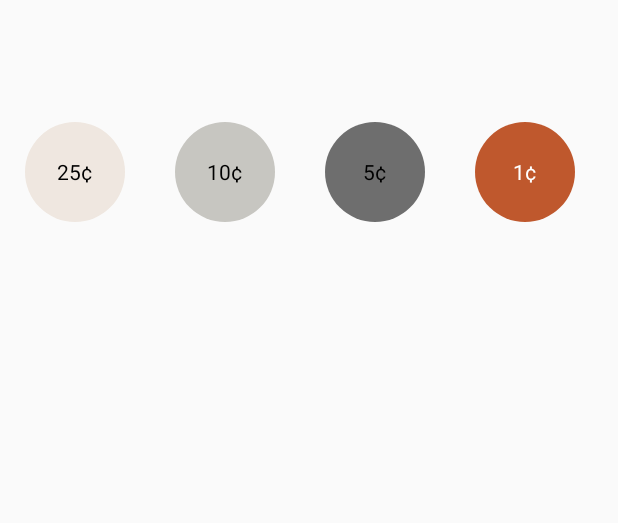
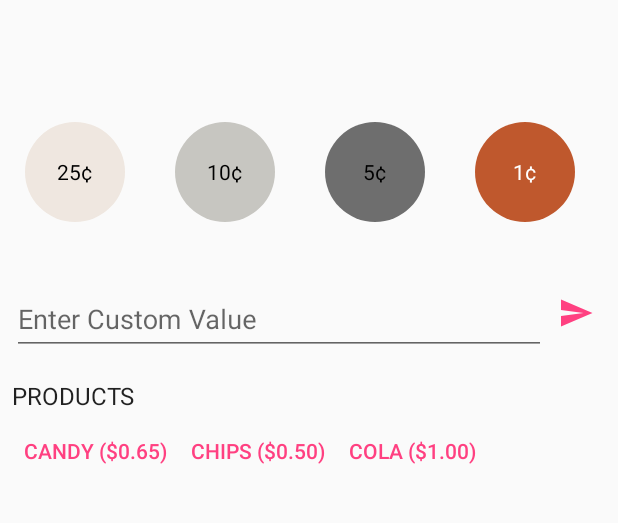
Before and after one commit to AaronRietschlin/VendingMachine-Kata, an Android app: the screen it shows after launch (MainActivity), on a phone screen of 412 x 824 dp, the part 84-607 px from its top. Run offline under Robolectric (Android 15) with nearby library versions, the phone set to English and light mode, and no system bars; our stand-ins replace ButterKnife.

Commit message:
All UI components in place.

```diff
--- a/app/build.gradle
+++ b/app/build.gradle
@@ -35,7 +35,8 @@ dependencies {
 
     compile project(':model')
 
-    compile 'com.android.support:appcompat-v7:25.3.1'
+    compile "com.android.support:appcompat-v7:$supportLibrary"
+    compile "com.android.support:design:$supportLibrary"
     compile 'com.android.support.constraint:constraint-layout:1.0.2'
 
     // 3rd party
@@ -45,7 +46,7 @@ dependencies {
     androidTestCompile('com.android.support.test.espresso:espresso-core:2.2.2', {
         exclude group: 'com.android.support', module: 'support-annotations'
     })
-    androidTestCompile 'com.android.support:support-annotations:25.3.1'
+    androidTestCompile "com.android.support:support-annotations:$supportLibrary"
     androidTestCompile 'com.android.support.test:runner:0.5'
     androidTestCompile 'org.mockito:mockito-core:2.8.9'
 
--- a/app/src/main/java/com/ariets/kata/ui/MainActivity.java
+++ b/app/src/main/java/com/ariets/kata/ui/MainActivity.java
@@ -1,13 +1,16 @@
 package com.ariets.kata.ui;
 
+import android.support.design.widget.Snackbar;
 import android.support.v7.app.AppCompatActivity;
 import android.os.Bundle;
 import android.support.v7.widget.Toolbar;
 import android.util.Log;
 import android.view.View;
+import android.widget.Toast;
 
 import com.ariets.kata.R;
 import com.ariets.kata.ui.widget.CoinView;
+import com.ariets.kata.ui.widget.ProductTextView;
 
 import butterknife.BindView;
 import butterknife.ButterKnife;
@@ -33,7 +36,20 @@ public class MainActivity extends AppCompatActivity {
             R.id.coin_view_nickel,
             R.id.coin_view_penny
     })
-    public void onClick(CoinView view) {
+    public void onCoinClicked(CoinView view) {
+        Snackbar.make(toolbar, "Coin selected: " + view.getCoin(), Snackbar.LENGTH_LONG).show();
+    }
+
+    @OnClick({
+            R.id.vending_product_candy,
+            R.id.vending_product_chips,
+            R.id.vending_product_cola,
+    })
+    public void onProductClicked(ProductTextView view) {
+        Snackbar.make(toolbar, "Product selected: " + view.getProduct(), Snackbar.LENGTH_LONG).show();
+    }
+
+    @OnClick(R.id.vending_btn_custom_value) public void onCustomValueButtonClicked() {
 
     }
 }
--- a/app/src/main/java/com/ariets/kata/ui/widget/CoinView.java
+++ b/app/src/main/java/com/ariets/kata/ui/widget/CoinView.java
@@ -73,9 +73,7 @@ public class CoinView extends FrameLayout {
         TypedArray typedArray = theme.obtainStyledAttributes(attrs, R.styleable.CoinView, 0, 0);
         try {
             int coinType = typedArray.getInteger(R.styleable.CoinView_coinType, 0);
-            if (coinType > 0) {
-                setCoinType(coinType);
-            }
+            setCoinType(coinType);
             setupView();
 
             TypedValue outValue = new TypedValue();
--- /dev/null
+++ b/app/src/main/java/com/ariets/kata/ui/widget/ProductTextView.java
@@ -0,0 +1,72 @@
+package com.ariets.kata.ui.widget;
+
+import android.content.Context;
+import android.content.res.TypedArray;
+import android.support.annotation.NonNull;
+import android.support.annotation.Nullable;
+import android.support.v7.widget.AppCompatTextView;
+import android.util.AttributeSet;
+
+import com.ariets.kata.R;
+import com.ariets.kata.model.Product;
+
+import static com.ariets.kata.model.Product.CANDY;
+import static com.ariets.kata.model.Product.CHIPS;
+import static com.ariets.kata.model.Product.COLA;
+
+public class ProductTextView extends AppCompatTextView {
+
+    private static final int PRODUCT_CANDY = 1;
+    private static final int PRODUCT_CHIPS = 2;
+    private static final int PRODUCT_COLA = 3;
+
+    @Nullable
+    private Product product;
+
+    public ProductTextView(Context context) {
+        this(context, null);
+    }
+
+    public ProductTextView(Context context, @Nullable AttributeSet attrs) {
+        this(context, attrs, 0);
+    }
+
+    public ProductTextView(Context context, @Nullable AttributeSet attrs, int defStyleAttr) {
+        super(context, attrs, defStyleAttr);
+        init(context, attrs);
+    }
+
+    private void init(@NonNull Context context, @Nullable AttributeSet attrs) {
+        if (attrs != null) {
+            TypedArray typedArray = context.getTheme()
+                    .obtainStyledAttributes(attrs, R.styleable.ProductTextView, 0, 0);
+            try {
+                setProductType(context, typedArray.getInteger(R.styleable.ProductTextView_productType, 0));
+            } finally {
+                typedArray.recycle();
+            }
+        }
+    }
+
+    private void setProductType(Context context, int productType) {
+        switch (productType) {
+            case PRODUCT_CANDY:
+                product = CANDY;
+                break;
+            case PRODUCT_CHIPS:
+                product = CHIPS;
+                break;
+            case PRODUCT_COLA:
+                product = COLA;
+                break;
+        }
+        if (product != null) {
+            setText(context.getString(R.string.product_title, product.toString(),
+                    product.getDisplayPrice()));
+        }
+    }
+
+    @Nullable public Product getProduct() {
+        return product;
+    }
+}
--- /dev/null
+++ b/app/src/main/res/drawable/ic_send.xml
@@ -0,0 +1,9 @@
+<vector xmlns:android="http://schemas.android.com/apk/res/android"
+    android:width="24dp"
+    android:height="24dp"
+    android:viewportHeight="24.0"
+    android:viewportWidth="24.0">
+    <path
+        android:fillColor="#FF000000"
+        android:pathData="M2.01,21L23,12 2.01,3 2,10l15,2 -15,2z" />
+</vector>
--- a/app/src/main/res/layout/activity_main.xml
+++ b/app/src/main/res/layout/activity_main.xml
@@ -1,5 +1,5 @@
 <?xml version="1.0" encoding="utf-8"?>
-<android.support.constraint.ConstraintLayout xmlns:android="http://schemas.android.com/apk/res/android"
+<android.support.design.widget.CoordinatorLayout xmlns:android="http://schemas.android.com/apk/res/android"
     xmlns:app="http://schemas.android.com/apk/res-auto"
     xmlns:tools="http://schemas.android.com/tools"
     android:layout_width="match_parent"
@@ -11,9 +11,13 @@
         android:layout_width="match_parent"
         android:layout_height="?android:actionBarSize"
         android:background="?colorPrimary"
+        android:focusableInTouchMode="true"
         android:gravity="end"
         app:theme="@style/ToolbarTheme"
-        tools:title="Pillar Vending" />
+        tools:title="Pillar Vending">
+
+        <requestFocus />
+    </android.support.v7.widget.Toolbar>
 
     <android.support.v4.widget.NestedScrollView
         android:layout_width="match_parent"
@@ -72,7 +76,83 @@
 
             </HorizontalScrollView>
 
+            <LinearLayout
+                android:layout_width="match_parent"
+                android:layout_height="wrap_content"
+                android:layout_marginTop="@dimen/spacing_medium"
+                android:gravity="center_vertical"
+                android:orientation="horizontal"
+                android:paddingEnd="@dimen/spacing_small"
+                android:paddingStart="@dimen/spacing_small">
+
+                <android.support.design.widget.TextInputLayout
+                    android:id="@+id/vending_field_custom_value"
+                    android:layout_width="0dp"
+                    android:layout_height="wrap_content"
+                    android:layout_weight="1"
+                    android:hint="@string/custom_value"
+                    app:hintEnabled="true">
+
+                    <android.support.design.widget.TextInputEditText
+                        android:layout_width="match_parent"
+                        android:layout_height="wrap_content" />
+
+                </android.support.design.widget.TextInputLayout>
+
+                <ImageView
+                    android:id="@+id/vending_btn_custom_value"
+                    android:layout_width="wrap_content"
+                    android:layout_height="wrap_content"
+                    android:background="?android:selectableItemBackground"
+                    android:padding="@dimen/spacing_small"
+                    android:tint="@color/colorAccent"
+                    app:srcCompat="@drawable/ic_send" />
+
+            </LinearLayout>
+
+            <TextView
+                android:layout_width="wrap_content"
+                android:layout_height="wrap_content"
+                android:layout_marginTop="@dimen/spacing_medium"
+                android:paddingEnd="@dimen/spacing_small"
+                android:paddingStart="@dimen/spacing_small"
+                android:text="@string/title_products"
+                android:textAllCaps="true"
+                android:textAppearance="@style/TextAppearance.AppCompat.Subhead" />
+
+
+            <HorizontalScrollView
+                android:layout_width="match_parent"
+                android:layout_height="wrap_content"
+                android:layout_marginTop="@dimen/spacing_small"
+                android:paddingEnd="@dimen/spacing_small"
+                android:paddingStart="@dimen/spacing_small">
+
+                <LinearLayout
+                    android:layout_width="wrap_content"
+                    android:layout_height="wrap_content"
+                    android:orientation="horizontal">
+
+                    <com.ariets.kata.ui.widget.ProductTextView
+                        android:id="@+id/vending_product_candy"
+                        style="@style/ProductButton"
+                        app:productType="candy" />
+
+                    <com.ariets.kata.ui.widget.ProductTextView
+                        android:id="@+id/vending_product_chips"
+                        style="@style/ProductButton"
+                        app:productType="chips" />
+
+                    <com.ariets.kata.ui.widget.ProductTextView
+                        android:id="@+id/vending_product_cola"
+                        style="@style/ProductButton"
+                        app:productType="cola" />
+
+
+                </LinearLayout>
+
+            </HorizontalScrollView>
         </LinearLayout>
     </android.support.v4.widget.NestedScrollView>
 
-</android.support.constraint.ConstraintLayout>
+</android.support.design.widget.CoordinatorLayout>
--- a/app/src/main/res/values/attrs.xml
+++ b/app/src/main/res/values/attrs.xml
@@ -10,4 +10,12 @@
         </attr>
     </declare-styleable>
 
+    <declare-styleable name="ProductTextView">
+        <attr name="productType" format="enum">
+            <enum name="candy" value="1" />
+            <enum name="chips" value="2" />
+            <enum name="cola" value="3" />
+        </attr>
+    </declare-styleable>
+
 </resources>
--- a/app/src/main/res/values/strings.xml
+++ b/app/src/main/res/values/strings.xml
@@ -7,6 +7,10 @@
     <string name="display_price">PRICE: $%1$s</string>
     <string name="display_exact_change">EXACT CHANGE ONLY</string>
 
+    <string name="custom_value">Enter Custom Value</string>
+    <string name="title_products">Products</string>
+    <string name="product_title">%1$s ($%2$s)</string>
+
     <string name="coin_value_penny">1¢</string>
     <string name="coin_value_nickel">5¢</string>
     <string name="coin_value_dime">10¢</string>
--- a/app/src/main/res/values/styles.xml
+++ b/app/src/main/res/values/styles.xml
@@ -10,4 +10,14 @@
 
     <style name="ToolbarTheme" parent="ThemeOverlay.AppCompat.Dark" />
 
+    <style name="ProductButton">
+        <item name="android:layout_width">wrap_content</item>
+        <item name="android:layout_height">wrap_content</item>
+        <item name="android:background">?android:selectableItemBackground</item>
+        <item name="android:padding">@dimen/spacing_small</item>
+        <item name="android:textAppearance">
+            @style/TextAppearance.AppCompat.Widget.Button.Borderless.Colored
+        </item>
+    </style>
+
 </resources>
--- a/build.gradle
+++ b/build.gradle
@@ -1,6 +1,8 @@
 // Top-level build file where you can add configuration options common to all sub-projects/modules.
 
 buildscript {
+
+    ext.supportLibrary = "25.3.1"
 
     repositories {
         maven { url 'https://maven.google.com' }
--- a/model/build.gradle
+++ b/model/build.gradle
@@ -32,7 +32,7 @@ dependencies {
     androidTestCompile('com.android.support.test.espresso:espresso-core:2.2.2', {
         exclude group: 'com.android.support', module: 'support-annotations'
     })
-    androidTestCompile 'com.android.support:support-annotations:25.3.1'
+    androidTestCompile "com.android.support:support-annotations:$supportLibrary"
     androidTestCompile 'com.android.support.test:runner:0.5'
 
     testCompile 'junit:junit:4.12'
```
